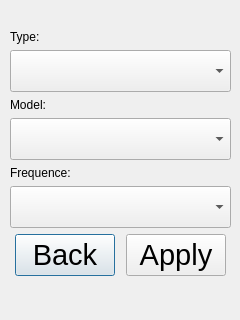
Old version of the form startdialog.ui in the repository rfilipovich/pressure_sniffer.
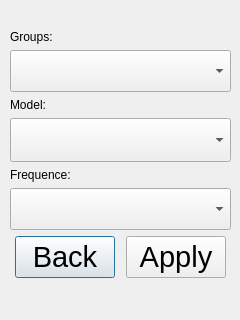
New version of the form.

What changed in the file:
```diff
--- a/startdialog.ui
+++ b/startdialog.ui
@@ -38,7 +38,7 @@
     <item>
      <widget class="QLabel" name="labelType">
       <property name="text">
-       <string>Type:</string>
+       <string>Groups:</string>
       </property>
      </widget>
     </item>
@@ -59,10 +59,16 @@
      </widget>
     </item>
     <item>
-     <widget class="QComboBox" name="comboBoxModel">
+     <widget class="QComboBox" name="comboBoxModels">
+      <property name="minimumSize">
+       <size>
+        <width>0</width>
+        <height>44</height>
+       </size>
+      </property>
       <property name="font">
        <font>
-        <pointsize>22</pointsize>
+        <pointsize>7</pointsize>
        </font>
       </property>
      </widget>
```
Left out of the diff: 8 changed lines with no effect on the pictures.
